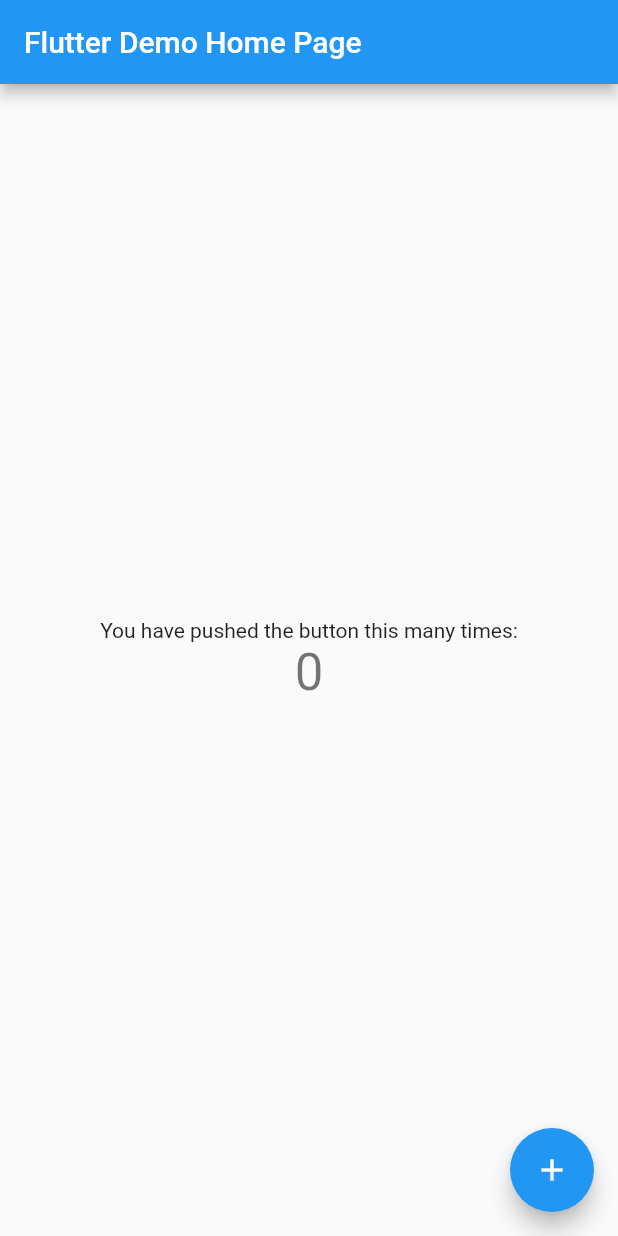
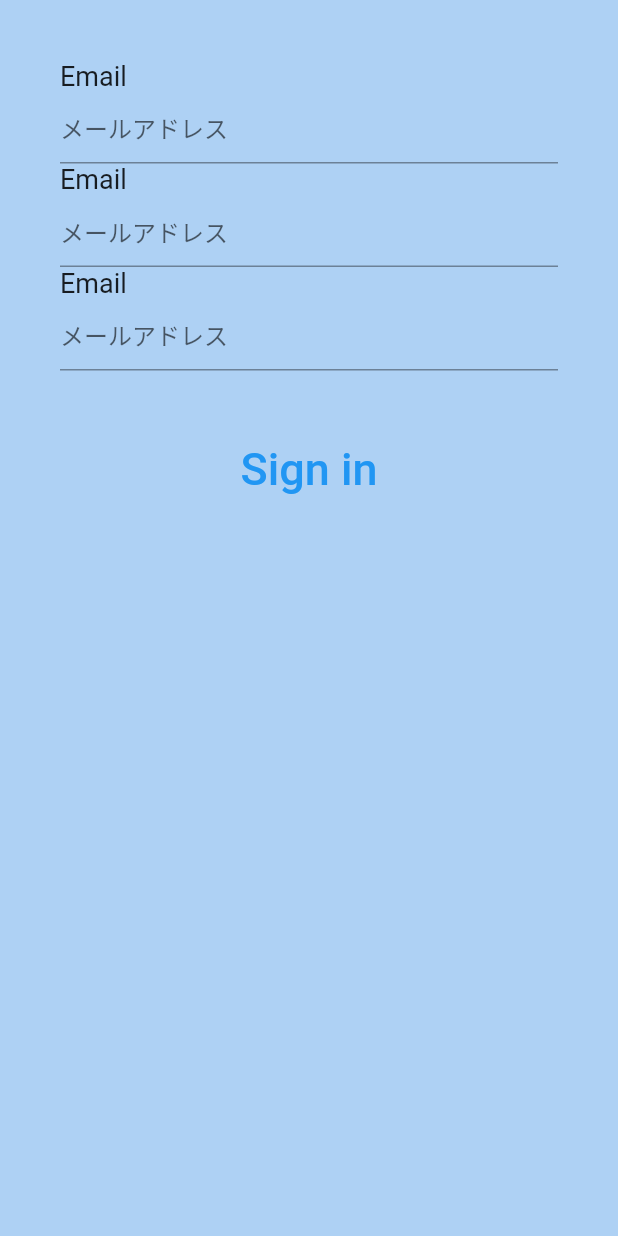
Before and after one commit to gyvm/esper, a Flutter app: the screen it shows after launch, on a phone screen of 412 x 824 dp. Run offline on Flutter 3.47's test engine with Material 2 defaults, Android fonts, the phone set to English and light mode, and no system bars.

Commit message:
add sign up form

```diff
--- /dev/null
+++ b/lib/common/h2text.dart
@@ -0,0 +1,23 @@
+import 'package:flutter/material.dart';
+
+class H2Text extends StatelessWidget {
+  H2Text({
+    Key key,
+    @required this.text,
+  }) : super(key: key);
+
+  final String text;
+
+  @override
+  Widget build(BuildContext context) {
+    return Align(
+      alignment: Alignment.centerLeft,
+      child: Text(
+        text,
+        style: TextStyle(
+          fontSize: 18,
+        ),
+      ),
+    );
+  }
+}
--- a/lib/main.dart
+++ b/lib/main.dart
@@ -1,4 +1,8 @@
 import 'package:flutter/material.dart';
+
+import './screens/auth_screen.dart';
+
+import './common/hexcolor.dart';
 
 void main() {
   runApp(MyApp());
@@ -11,103 +15,10 @@
     return MaterialApp(
       title: 'Flutter Demo',
       theme: ThemeData(
-        // This is the theme of your application.
-        //
-        // Try running your application with "flutter run". You'll see the
-        // application has a blue toolbar. Then, without quitting the app, try
-        // changing the primarySwatch below to Colors.green and then invoke
-        // "hot reload" (press "r" in the console where you ran "flutter run",
-        // or simply save your changes to "hot reload" in a Flutter IDE).
-        // Notice that the counter didn't reset back to zero; the application
-        // is not restarted.
         primarySwatch: Colors.blue,
+        scaffoldBackgroundColor: HexColor('AED1F4'),
       ),
-      home: MyHomePage(title: 'Flutter Demo Home Page'),
+      home: AuthScreen(),
     );
   }
 }
-
-class MyHomePage extends StatefulWidget {
-  MyHomePage({Key key, this.title}) : super(key: key);
-
-  // This widget is the home page of your application. It is stateful, meaning
-  // that it has a State object (defined below) that contains fields that affect
-  // how it looks.
-
-  // This class is the configuration for the state. It holds the values (in this
-  // case the title) provided by the parent (in this case the App widget) and
-  // used by the build method of the State. Fields in a Widget subclass are
-  // always marked "final".
-
-  final String title;
-
-  @override
-  _MyHomePageState createState() => _MyHomePageState();
-}
-
-class _MyHomePageState extends State<MyHomePage> {
-  int _counter = 0;
-
-  void _incrementCounter() {
-    setState(() {
-      // This call to setState tells the Flutter framework that something has
-      // changed in this State, which causes it to rerun the build method below
-      // so that the display can reflect the updated values. If we changed
-      // _counter without calling setState(), then the build method would not be
-      // called again, and so nothing would appear to happen.
-      _counter++;
-    });
-  }
-
-  @override
-  Widget build(BuildContext context) {
-    // This method is rerun every time setState is called, for instance as done
-    // by the _incrementCounter method above.
-    //
-    // The Flutter framework has been optimized to make rerunning build methods
-    // fast, so that you can just rebuild anything that needs updating rather
-    // than having to individually change instances of widgets.
-    return Scaffold(
-      appBar: AppBar(
-        // Here we take the value from the MyHomePage object that was created by
-        // the App.build method, and use it to set our appbar title.
-        title: Text(widget.title),
-      ),
-      body: Center(
-        // Center is a layout widget. It takes a single child and positions it
-        // in the middle of the parent.
-        child: Column(
-          // Column is also a layout widget. It takes a list of children and
-          // arranges them vertically. By default, it sizes itself to fit its
-          // children horizontally, and tries to be as tall as its parent.
-          //
-          // Invoke "debug painting" (press "p" in the console, choose the
-          // "Toggle Debug Paint" action from the Flutter Inspector in Android
-          // Studio, or the "Toggle Debug Paint" command in Visual Studio Code)
-          // to see the wireframe for each widget.
-          //
-          // Column has various properties to control how it sizes itself and
-          // how it positions its children. Here we use mainAxisAlignment to
-          // center the children vertically; the main axis here is the vertical
-          // axis because Columns are vertical (the cross axis would be
-          // horizontal).
-          mainAxisAlignment: MainAxisAlignment.center,
-          children: <Widget>[
-            Text(
-              'You have pushed the button this many times:',
-            ),
-            Text(
-              '$_counter',
-              style: Theme.of(context).textTheme.headline4,
-            ),
-          ],
-        ),
-      ),
-      floatingActionButton: FloatingActionButton(
-        onPressed: _incrementCounter,
-        tooltip: 'Increment',
-        child: Icon(Icons.add),
-      ), // This trailing comma makes auto-formatting nicer for build methods.
-    );
-  }
-}
--- /dev/null
+++ b/lib/screens/auth_screen.dart
@@ -0,0 +1,48 @@
+import 'package:flutter/material.dart';
+
+import '../widgets/email_sign_up_form.dart';
+
+import '../common/hexcolor.dart';
+
+class AuthScreen extends StatelessWidget {
+  @override
+  Widget build(BuildContext context) {
+    return Scaffold(
+      body: SafeArea(
+        child: Column(
+          children: <Widget>[
+            Container(
+              child: EmailSignUpForm(),
+            ),
+            Container(
+              child: TextButton(
+                onPressed: () {},
+                child: Text(
+                  'Sign in',
+                  style: TextStyle(
+                    fontSize: 30,
+                  ),
+                ),
+              ),
+            ),
+            Container(
+              child: goToSignInButton(),
+            ),
+          ],
+        ),
+      ),
+    );
+  }
+
+  Widget goToSignInButton() {
+    return TextButton(
+      onPressed: () {},
+      child: Text(
+        "",
+        style: TextStyle(
+          color: HexColor('ECF684'),
+        ),
+      ),
+    );
+  }
+}
--- /dev/null
+++ b/lib/widgets/email_sign_up_form.dart
@@ -0,0 +1,85 @@
+import 'package:flutter/material.dart';
+
+import '../common/h2text.dart';
+import '../common/hexcolor.dart';
+
+class EmailSignUpForm extends StatelessWidget {
+  final GlobalKey<FormState> _formKey = GlobalKey<FormState>();
+
+  @override
+  Widget build(BuildContext context) {
+    return Container(
+      child: Padding(
+        child: Form(
+          key: _formKey,
+          child: Column(
+            children: [
+              // メールアドレスの入力フィールド
+              Container(
+                child: Column(
+                  children: [
+                    H2Text(text: 'Email'),
+                    TextFormField(
+                      key: ValueKey("email"),
+                      keyboardType: TextInputType.emailAddress,
+                      decoration: const InputDecoration(
+                        hintText: 'メールアドレス',
+                      ),
+                    ),
+                  ],
+                ),
+              ),
+
+              // パスワード1の入力フィール
+              Container(
+                child: Column(
+                  children: [
+                    H2Text(text: 'Email'),
+                    TextFormField(
+                      key: ValueKey("password1"),
+                      keyboardType: TextInputType.emailAddress,
+                      decoration: const InputDecoration(
+                        hintText: 'メールアドレス',
+                      ),
+                      obscureText: true,
+                    ),
+                  ],
+                ),
+              ),
+              // パスワード2の入力フィール
+              Container(
+                child: Column(
+                  children: [
+                    H2Text(text: 'Email'),
+                    TextFormField(
+                      key: ValueKey("password2"),
+                      keyboardType: TextInputType.emailAddress,
+                      decoration: const InputDecoration(
+                        hintText: 'メールアドレス',
+                      ),
+                      obscureText: true,
+                    ),
+                  ],
+                ),
+              ),
+
+              // // パスワード1の入力フィールド
+              // H2Text(text: 'Password'),
+              // Padding(
+              //   padding: const EdgeInsets.fromLTRB(4, 20, 4, 20),
+              //   child: TextFormField(
+              //     key: ValueKey("password1"),
+              //     decoration: const InputDecoration(
+              //       hintText: 'パスワード1',
+              //     ),
+              //     obscureText: true,
+              //   ),
+              // ),
+            ],
+          ),
+        ),
+        padding: EdgeInsets.all(40),
+      ),
+    );
+  }
+}
```
